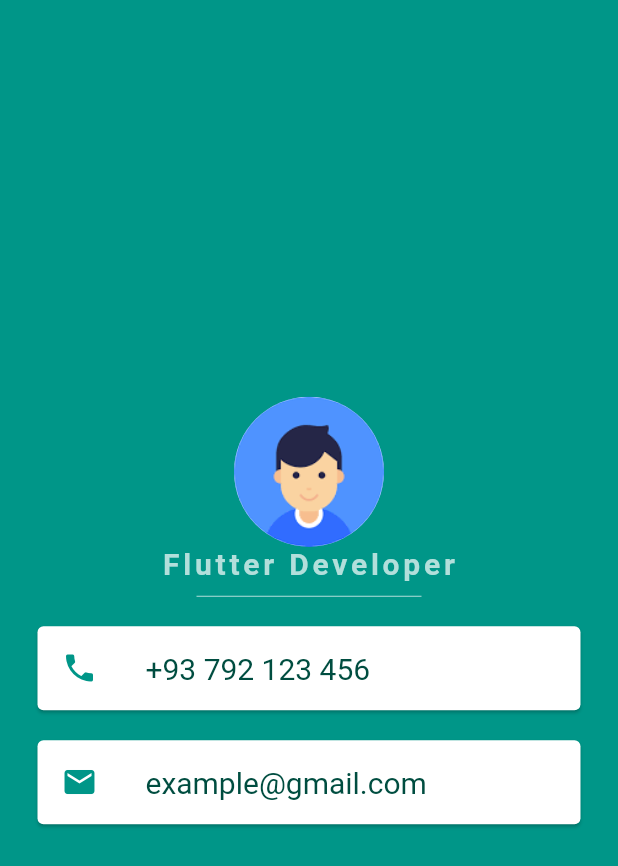
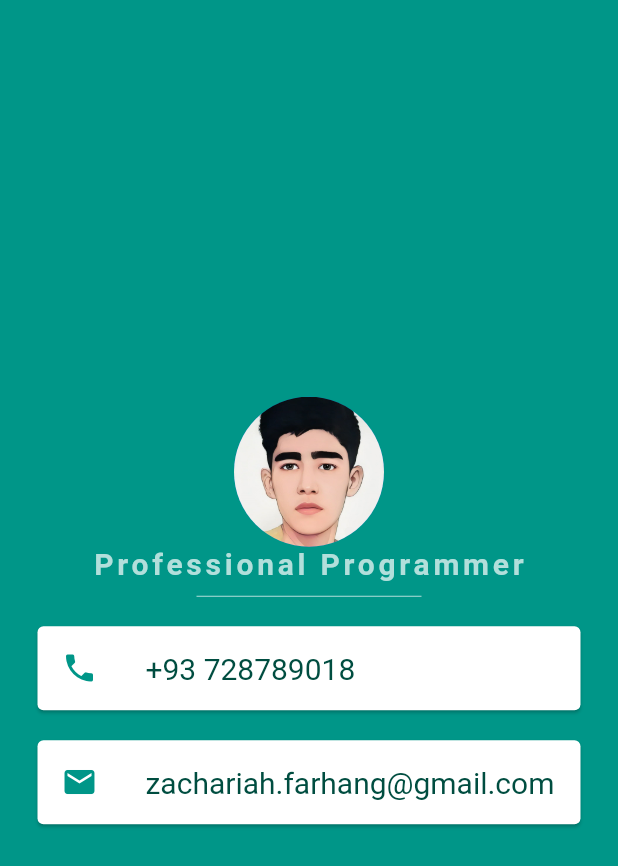
Before and after one commit to HeratUni-CS/my-portfolio-Zachariah-Farhang, a Flutter app: the screen it shows after launch, on a phone screen of 412 x 824 dp. Shown: the top 866 px of the screen. Run offline on Flutter 3.47's test engine with Material 2 defaults, Android fonts, the phone set to English and light mode, and no system bars.

Commit message:
changed some details in app

```diff
--- a/lib/main.dart
+++ b/lib/main.dart
@@ -26,7 +26,7 @@ class _MyAppState extends State<MyApp> {
                 backgroundImage: AssetImage('images/1.png'),
               ),
               Text(
-                'Flutter Developer',
+                'Professional Programmer',
                 style: TextStyle(
                   fontFamily: 'Pacifico',
                   fontSize: 20.0,
@@ -50,7 +50,7 @@ class _MyAppState extends State<MyApp> {
                     color: Colors.teal,
                   ),
                   title: Text(
-                    '+93 792 123 456',
+                    '+93 728789018',
                     style: TextStyle(
                       color: Colors.teal.shade900,
                       fontFamily: 'SansPro',
@@ -67,7 +67,7 @@ class _MyAppState extends State<MyApp> {
                     color: Colors.teal,
                   ),
                   title: Text(
-                    'example@gmail.com',
+                    'zachariah.farhang@gmail.com',
                     style: TextStyle(
                       color: Colors.teal.shade900,
                       fontFamily: 'SansPro',
```
Also changed, not shown: images/1.png.
